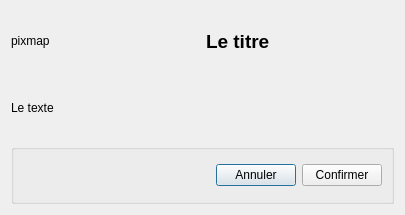
Old version of the form designer/confirmationdialog.ui in the repository jaaf/biere.
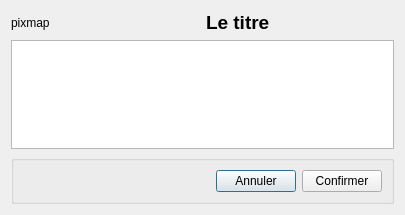
New version of the form.

```diff
--- a/designer/confirmationdialog.ui
+++ b/designer/confirmationdialog.ui
@@ -39,11 +39,7 @@
     </layout>
    </item>
    <item>
-    <widget class="QLabel" name="messageLabel">
-     <property name="text">
-      <string>Le texte</string>
-     </property>
-    </widget>
+    <widget class="QTextEdit" name="textEdit"/>
    </item>
    <item>
     <widget class="QGroupBox" name="buttonGroupBox">
```
